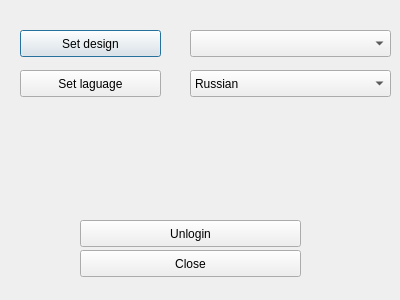
This is options.ui in olegrok/Messenger as Qt 5 draws it before an edit. The edited form follows.
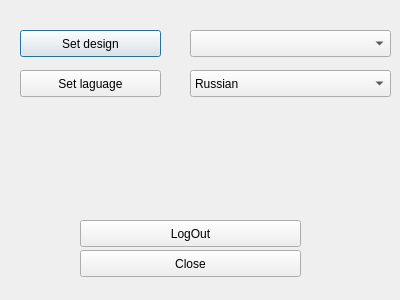
This is the edited form.

What changed in the file:
```diff
--- a/options.ui
+++ b/options.ui
@@ -46,7 +46,7 @@
     </rect>
    </property>
    <property name="text">
-    <string>Unlogin</string>
+    <string>LogOut</string>
    </property>
   </widget>
   <widget class="QPushButton" name="CloseButton">
```
